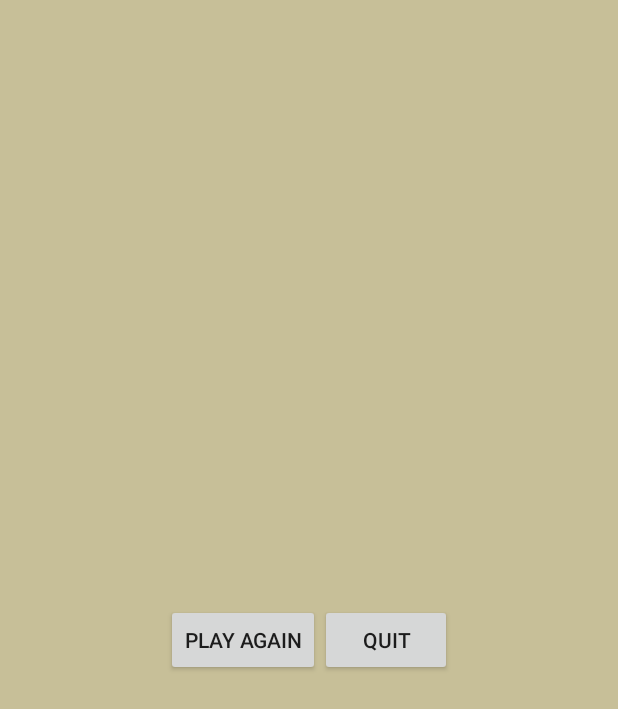
After one commit to ariannaordona/Mad_Tap, an Android app: the layout popup_window.xml on its own in the app's theme, with its tools: preview values and no code run, on a phone screen of 412 x 824 dp. The commit adds this screen. Shown: the top 709 px of the screen. Run offline under Robolectric (Android 15) with nearby library versions, the phone set to English and light mode, and no system bars.

Commit message:
closes #9, popup window shows when game over and player can press play again button to play the game again

```diff
--- a/app/src/main/res/layout/activity_main.xml
+++ b/app/src/main/res/layout/activity_main.xml
@@ -1,6 +1,7 @@
 <?xml version="1.0" encoding="utf-8"?>
 <RelativeLayout xmlns:android="http://schemas.android.com/apk/res/android"
     xmlns:tools="http://schemas.android.com/tools"
+    android:id="@+id/game_layout"
     android:layout_width="match_parent"
     android:layout_height="match_parent"
     tools:context=".MainActivity">
@@ -15,7 +16,7 @@
 
     <include
         android:id="@+id/include2"
-        layout="@layout/grid"
+        layout="@layout/image_grid"
         android:layout_width="match_parent"
         android:layout_height="50dp"
         android:layout_above="@+id/include3"
@@ -32,7 +33,7 @@
 
     <include
         android:id="@+id/include4"
-        layout="@layout/bottom_bar"
+        layout="@layout/button_grid"
         android:layout_width="match_parent"
         android:layout_height="200dp"
         android:layout_alignParentBottom="true"
--- /dev/null
+++ b/app/src/main/res/layout/popup_window.xml
@@ -0,0 +1,35 @@
+<?xml version="1.0" encoding="utf-8"?>
+<LinearLayout
+    xmlns:android="http://schemas.android.com/apk/res/android"
+    android:id="@+id/popup_window"
+    android:layout_width="match_parent"
+    android:layout_height="match_parent"
+    android:orientation="vertical"
+    android:background="#c7bf98"
+    android:padding="20dp">
+    <TextView
+        android:id="@+id/tv_gameOver"
+        android:layout_width="wrap_content"
+        android:layout_height="wrap_content"
+        android:textAppearance="@style/Base.TextAppearance.AppCompat.Large" />
+
+    <LinearLayout
+        android:layout_width="match_parent"
+        android:layout_height="match_parent"
+        android:orientation="horizontal"
+        android:gravity="center">
+
+        <Button
+            android:id="@+id/b_popup_play"
+            android:layout_width="wrap_content"
+            android:layout_height="wrap_content"
+            android:text="@string/play_again" />
+        <Button
+            android:id="@+id/b_popup_quit"
+            android:layout_width="wrap_content"
+            android:layout_height="wrap_content"
+            android:text="@string/quit" />
+    </LinearLayout>
+
+
+</LinearLayout>
--- a/app/src/main/res/values/strings.xml
+++ b/app/src/main/res/values/strings.xml
@@ -12,4 +12,5 @@
     <string name="restart">Restart</string>
     <string name="show_answers">Show Answers</string>
     <string name="practice_mode">Practice Mode</string>
+    <string name="play_again">Play Again</string>
 </resources>
```
Also changed, not shown: app/src/main/java/com/example/madtap/MainActivity.kt (+70 -8 lines), app/src/main/res/layout/button_grid.xml (renamed from app/src/main/res/layout/bottom_bar.xml), app/src/main/res/layout/image_grid.xml (renamed from app/src/main/res/layout/grid.xml).
